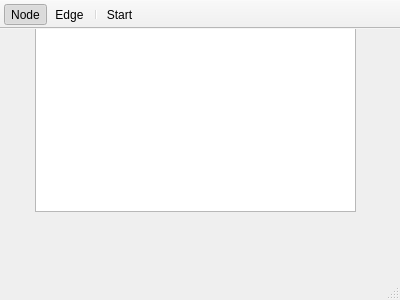
This is mainwindow.ui in serg-gusev/tasks-handler as Qt 5 draws it before an edit. The edited form follows.
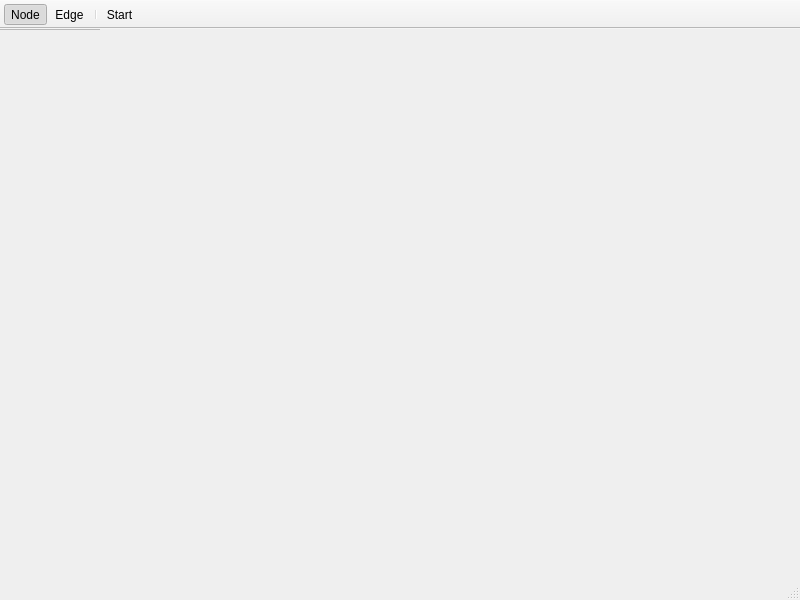
This is the edited form. Icons and pictures are not drawn.

Patch:
```diff
--- a/mainwindow.ui
+++ b/mainwindow.ui
@@ -6,23 +6,14 @@
    <rect>
     <x>0</x>
     <y>0</y>
-    <width>400</width>
-    <height>300</height>
+    <width>800</width>
+    <height>600</height>
    </rect>
   </property>
   <property name="windowTitle">
    <string>Tasks handler</string>
   </property>
-  <widget class="QGraphicsView" name="graphEditor">
-   <property name="geometry">
-    <rect>
-     <x>35</x>
-     <y>20</y>
-     <width>321</width>
-     <height>192</height>
-    </rect>
-   </property>
-  </widget>
+  <widget class="QGraphicsView" name="graphEditor"/>
   <widget class="QToolBar" name="mainToolBar">
    <property name="movable">
     <bool>false</bool>
```
